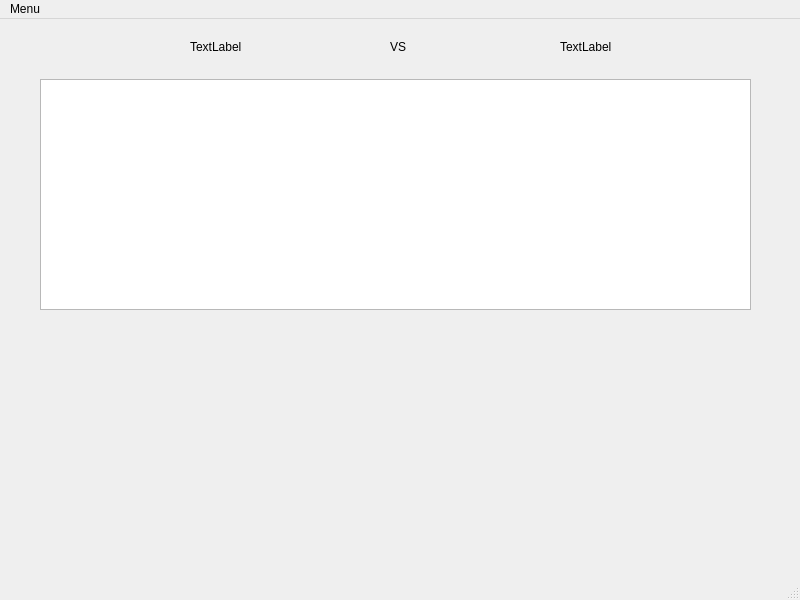
Old version of the form Graphical_Diaballik/mainwindow.ui in the repository alistairman/Jeu-de-plateau-Diaballik.
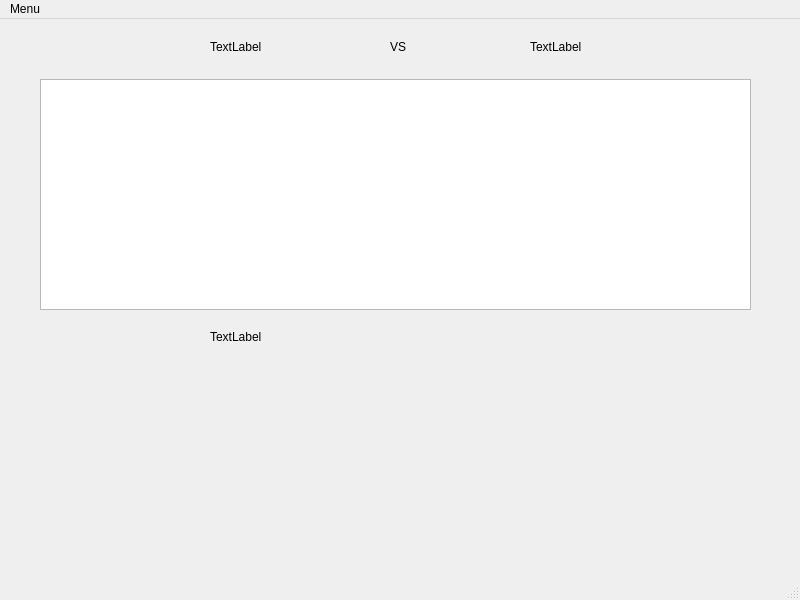
New version of the form.

```diff
--- a/Graphical_Diaballik/mainwindow.ui
+++ b/Graphical_Diaballik/mainwindow.ui
@@ -17,7 +17,7 @@
    <widget class="QLabel" name="Player1">
     <property name="geometry">
      <rect>
-      <x>560</x>
+      <x>210</x>
       <y>20</y>
       <width>58</width>
       <height>16</height>
@@ -30,7 +30,7 @@
    <widget class="QLabel" name="Player2">
     <property name="geometry">
      <rect>
-      <x>190</x>
+      <x>530</x>
       <y>20</y>
       <width>58</width>
       <height>16</height>
@@ -63,6 +63,19 @@
      <string>VS</string>
     </property>
    </widget>
+   <widget class="QLabel" name="currentPlayer">
+    <property name="geometry">
+     <rect>
+      <x>210</x>
+      <y>310</y>
+      <width>341</width>
+      <height>16</height>
+     </rect>
+    </property>
+    <property name="text">
+     <string>TextLabel</string>
+    </property>
+   </widget>
   </widget>
   <widget class="QMenuBar" name="menubar">
    <property name="geometry">
```
Left out of the diff: 3 changed lines with no effect on the pictures.
